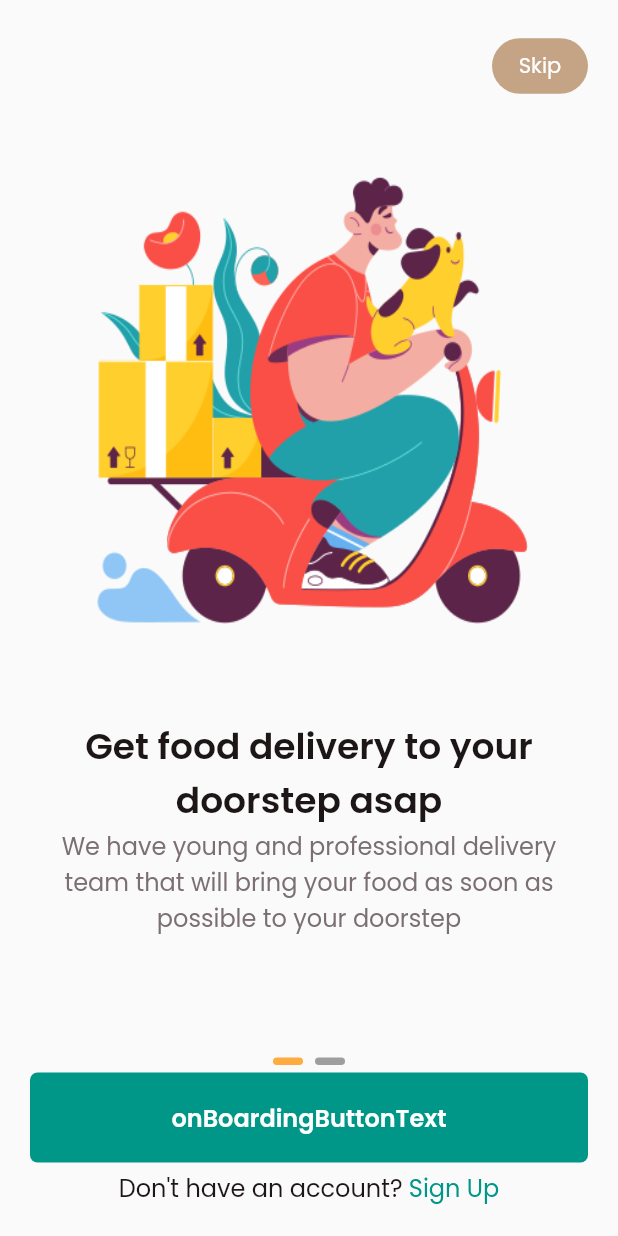
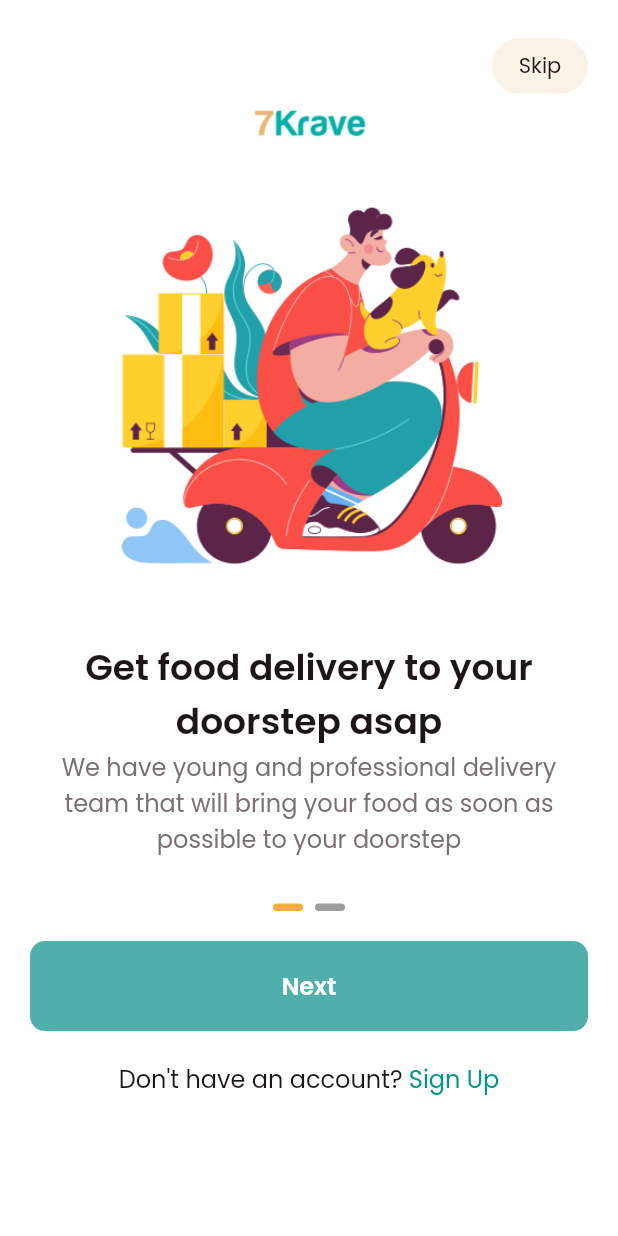
Before and after one commit to MAHMOUD3098/Algoriza_task1, a Flutter app: the OnBoardingScreen screen opened directly, on a phone screen of 412 x 824 dp. Run offline on Flutter 3.47's test engine with Material 2 defaults, Android fonts, the phone set to English and light mode, and no system bars; drawn by our look-alikes of smooth_page_indicator; our stand-ins replace hexcolor, intl_phone_number_input.

Commit message:
enhanced onBoarding Screen

```diff
--- a/lib/main.dart
+++ b/lib/main.dart
@@ -1,3 +1,4 @@
+import 'package:algoriza_task1/modules/onboarding/onboarding_screen.dart';
 import 'package:algoriza_task1/modules/register/register_screen.dart';
 import 'package:algoriza_task1/modules/signin/signin_screen.dart';
 import 'package:flutter/material.dart';
@@ -19,7 +20,7 @@
         primarySwatch: Colors.blue,
         fontFamily: 'Poppins',
       ),
-      home: SignInScreen(),
+      home: OnBoardingScreen(),
     );
   }
 }
--- a/lib/modules/onboarding/onboarding_screen.dart
+++ b/lib/modules/onboarding/onboarding_screen.dart
@@ -1,4 +1,7 @@
+import 'package:algoriza_task1/modules/register/register_screen.dart';
+import 'package:algoriza_task1/modules/signin/signin_screen.dart';
 import 'package:algoriza_task1/shared/components/components.dart';
+import 'package:algoriza_task1/shared/components/constants.dart';
 import 'package:algoriza_task1/shared/components/paths.dart';
 import 'package:algoriza_task1/shared/styles/colors.dart';
 import 'package:algoriza_task1/shared/styles/styles.dart';
@@ -14,10 +17,17 @@ class BoardingModel {
   BoardingModel(this.title, this.description, this.image);
 }
 
-class OnBoardingScreen extends StatelessWidget {
+class OnBoardingScreen extends StatefulWidget {
   OnBoardingScreen({Key? key}) : super(key: key);
 
-  final PageController onBoardingPageController = PageController();
+  @override
+  State<OnBoardingScreen> createState() => _OnBoardingScreenState();
+}
+
+class _OnBoardingScreenState extends State<OnBoardingScreen> {
+  final PageController pageViewController = PageController();
+  int pageViewCurrentIndex = 0;
+
   String onBoardingButtonText = 'Next';
 
   final List<BoardingModel> boardingModels = [
@@ -36,41 +46,58 @@ class OnBoardingScreen extends StatelessWidget {
   @override
   Widget build(BuildContext context) {
     return Scaffold(
+      backgroundColor: whiteColor,
       body: SafeArea(
         child: Padding(
           padding: const EdgeInsets.symmetric(horizontal: 20, vertical: 20),
+          child: SingleChildScrollView(
+            physics: const BouncingScrollPhysics(),
             child: Column(
-            crossAxisAlignment: CrossAxisAlignment.stretch,
               children: [
                 Align(
                   alignment: Alignment.centerRight,
                   child: TextButton(
-                  onPressed: () {},
+                    onPressed: () {
+                      navigateTo(context, RegisterScreen());
+                    },
                     style: ButtonStyle(
-                    backgroundColor: MaterialStateProperty.all(HexColor('#C4A484')),
+                      backgroundColor: MaterialStateProperty.all(HexColor('#FAF2E7')),
                       shape: MaterialStateProperty.all<RoundedRectangleBorder>(
                         RoundedRectangleBorder(
                           borderRadius: BorderRadius.circular(20.0),
                         ),
                       ),
+                      splashFactory: NoSplash.splashFactory,
                     ),
                     child: Text(
                       'Skip',
                       style: TextStyle(
-                      foreground: Paint()..color = whiteColor,
+                        foreground: Paint()..color = blackColor,
                       ),
                     ),
                   ),
                 ),
-              Expanded(
+                Container(
+                  width: 100,
+                  height: 30,
+                  child: Image.asset(
+                    Paths.logo,
+                  ),
+                ),
+                Container(
+                  height: MediaQuery.of(context).size.height * .6,
                   child: PageView.builder(
-                  controller: onBoardingPageController,
+                    controller: pageViewController,
                     itemCount: 2,
                     physics: const BouncingScrollPhysics(),
                     onPageChanged: (int index) {
+                      pageViewCurrentIndex = index;
                       if (index == boardingModels.length - 1) {
                         onBoardingButtonText = 'Login';
+                      } else {
+                        onBoardingButtonText = 'Next';
                       }
+                      setState(() {});
                     },
                     itemBuilder: (context, index) {
                       return OnBoardingScreenItem(
@@ -79,9 +106,12 @@ class OnBoardingScreen extends StatelessWidget {
                     },
                   ),
                 ),
+                const SizedBox(
+                  height: 10,
+                ),
                 Center(
                   child: SmoothPageIndicator(
-                  controller: onBoardingPageController,
+                    controller: pageViewController,
                     count: 2,
                     effect: const WormEffect(
                       dotHeight: 5,
@@ -92,11 +122,26 @@ class OnBoardingScreen extends StatelessWidget {
                   ),
                 ),
                 const SizedBox(
-                height: 5,
+                  height: 20,
                 ),
-              const CustomTextButton(text: 'onBoardingButtonText', onPressed: null),
+                CustomTextButton(
+                  text: onBoardingButtonText,
+                  onPressed: () {
+                    if (pageViewCurrentIndex == boardingModels.length - 1) {
+                      navigateTo(context, SignInScreen());
+                    } else {
+                      pageViewController.animateToPage(
+                        1,
+                        duration: Duration(seconds: 1),
+                        curve: Curves.fastOutSlowIn,
+                      );
+                    }
+                  },
+                  padding: 18,
+                  radius: 10,
+                ),
                 const SizedBox(
-                height: 5,
+                  height: 20,
                 ),
                 Row(
                   mainAxisAlignment: MainAxisAlignment.center,
@@ -108,7 +153,9 @@ class OnBoardingScreen extends StatelessWidget {
                     InkWell(
                       splashColor: Colors.transparent,
                       highlightColor: Colors.transparent,
-                    onTap: () {},
+                      onTap: () {
+                        navigateTo(context, RegisterScreen());
+                      },
                       child: Text(
                         'Sign Up',
                         style: regularTextStyle.copyWith(color: Colors.teal),
@@ -120,6 +167,7 @@ class OnBoardingScreen extends StatelessWidget {
             ),
           ),
         ),
+      ),
     );
   }
 }
--- a/lib/shared/components/components.dart
+++ b/lib/shared/components/components.dart
@@ -2,6 +2,7 @@ import 'package:algoriza_task1/modules/onboarding/onboarding_screen.dart';
 import 'package:algoriza_task1/shared/styles/colors.dart';
 import 'package:algoriza_task1/shared/styles/styles.dart';
 import 'package:flutter/material.dart';
+import 'package:hexcolor/hexcolor.dart';
 import 'package:intl_phone_number_input/intl_phone_number_input.dart';
 
 class OnBoardingScreenItem extends StatelessWidget {
@@ -15,13 +16,17 @@ class OnBoardingScreenItem extends StatelessWidget {
   Widget build(BuildContext context) {
     return Column(
       children: [
-        Container(
-          height: MediaQuery.of(context).size.height * .5,
+        Expanded(
+          flex: 2,
           child: Image.asset(
             boardingModel.image,
-            fit: BoxFit.fill,
+            width: double.infinity,
+            // height: MediaQuery.of(context).size.height * .4,
           ),
         ),
+        Expanded(
+          child: Column(
+            children: [
               Text(
                 boardingModel.title,
                 style: titleTextStyle,
@@ -36,6 +41,9 @@ class OnBoardingScreenItem extends StatelessWidget {
                 ),
               ),
             ],
+          ),
+        )
+      ],
     );
   }
 }
@@ -44,8 +52,12 @@ class CustomTextButton extends StatefulWidget {
   final String text;
   final void Function()? onPressed;
   final Color? color;
+  final double? width;
+  final double padding;
+  final double? radius;
 
-  const CustomTextButton({Key? key, required this.text, required this.onPressed, this.color}) : super(key: key);
+  const CustomTextButton({Key? key, required this.text, required this.onPressed, this.color, this.width, this.padding = 12, this.radius})
+      : super(key: key);
 
   @override
   State<CustomTextButton> createState() => _CustomTextButtonState();
@@ -55,23 +67,22 @@ class _CustomTextButtonState extends State<CustomTextButton> {
   @override
   Widget build(BuildContext context) {
     return Ink(
+      width: widget.width ?? double.infinity,
       child: TextButton(
         style: ButtonStyle(
           padding: MaterialStateProperty.all(
-            const EdgeInsets.symmetric(
-              vertical: 18,
+            EdgeInsets.symmetric(
+              vertical: widget.padding,
             ),
           ),
-          backgroundColor: MaterialStateProperty.all(widget.color ?? Colors.teal),
+          backgroundColor: MaterialStateProperty.all(widget.color ?? HexColor('#51AFAB')),
           shape: MaterialStateProperty.all<RoundedRectangleBorder>(
             RoundedRectangleBorder(
-              borderRadius: BorderRadius.circular(5),
+              borderRadius: BorderRadius.circular(widget.radius ?? 5),
             ),
           ),
         ),
-        onPressed: () {
-          widget.onPressed;
-        },
+        onPressed: widget.onPressed,
         child: Text(
           widget.text,
           style: TextStyle(color: whiteColor, fontSize: 16, fontWeight: FontWeight.bold),
--- a/lib/shared/components/paths.dart
+++ b/lib/shared/components/paths.dart
@@ -3,4 +3,5 @@ class Paths {
   static String onBoarding_2 = 'assets/images/onboarding_2.png';
   static String backgroundImage = 'assets/images/background.jpg';
   static String googleImage = 'assets/images/google.png';
+  static String logo = 'assets/images/logo.png';
 }
```
Also changed, not shown: assets/images/logo.png (added). Lines whose indentation alone changed are shown as unchanged.
